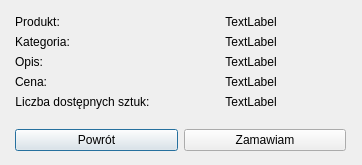
The window that Sklep/produkt.ui (AdriannaUrbanska/MusicStore) describes before a commit, drawn with Qt 5.
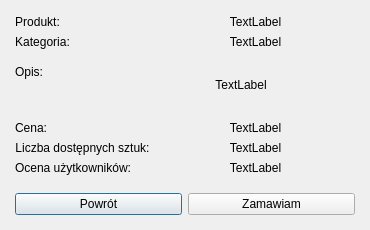
The same window after the commit.

```diff
--- a/Sklep/produkt.ui
+++ b/Sklep/produkt.ui
@@ -6,8 +6,8 @@
    <rect>
     <x>0</x>
     <y>0</y>
-    <width>362</width>
-    <height>165</height>
+    <width>370</width>
+    <height>230</height>
    </rect>
   </property>
   <property name="sizePolicy">
@@ -18,14 +18,14 @@
   </property>
   <property name="minimumSize">
    <size>
-    <width>362</width>
-    <height>165</height>
+    <width>370</width>
+    <height>230</height>
    </size>
   </property>
   <property name="maximumSize">
    <size>
-    <width>362</width>
-    <height>165</height>
+    <width>370</width>
+    <height>230</height>
    </size>
   </property>
   <property name="windowTitle">
@@ -36,8 +36,8 @@
     <rect>
      <x>15</x>
      <y>15</y>
-     <width>331</width>
-     <height>136</height>
+     <width>340</width>
+     <height>200</height>
     </rect>
    </property>
    <layout class="QVBoxLayout" name="verticalLayout">
@@ -92,12 +92,24 @@
          <string>Opis:</string>
         </property>
         <property name="alignment">
-         <set>Qt::AlignCenter</set>
+         <set>Qt::AlignBottom|Qt::AlignHCenter</set>
         </property>
        </widget>
       </item>
       <item row="2" column="1">
        <widget class="QLabel" name="opis">
+        <property name="minimumSize">
+         <size>
+          <width>170</width>
+          <height>60</height>
+         </size>
+        </property>
+        <property name="maximumSize">
+         <size>
+          <width>170</width>
+          <height>60</height>
+         </size>
+        </property>
         <property name="text">
          <string>TextLabel</string>
         </property>
@@ -143,6 +155,23 @@
         </property>
        </widget>
       </item>
+      <item row="5" column="0">
+       <widget class="QLabel" name="label_2">
+        <property name="text">
+         <string>Ocena użytkowników:</string>
+        </property>
+       </widget>
+      </item>
+      <item row="5" column="1">
+       <widget class="QLabel" name="ocena">
+        <property name="text">
+         <string>TextLabel</string>
+        </property>
+        <property name="alignment">
+         <set>Qt::AlignCenter</set>
+        </property>
+       </widget>
+      </item>
      </layout>
     </item>
     <item>
```
Left out of the diff: 5 changed lines with no effect on the pictures.
